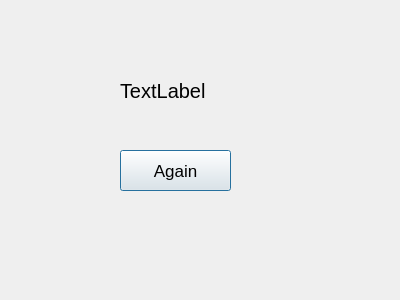
First picture: the form in HodaysMathQuizProject/HodaysMathQuizProject/scorescreen.ui, repository hoday/QtProjects, before the edit.
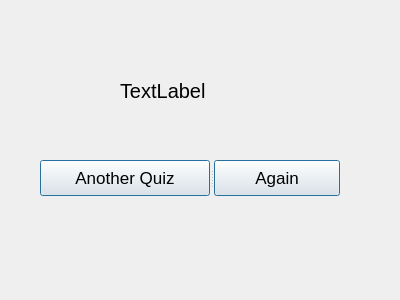
Second picture: the form after the edit.

Commit message: added quiz selection page and functionality.

The edit to the form file:
```diff
--- a/HodaysMathQuizProject/HodaysMathQuizProject/scorescreen.ui
+++ b/HodaysMathQuizProject/HodaysMathQuizProject/scorescreen.ui
@@ -31,15 +31,35 @@
     <string>TextLabel</string>
    </property>
   </widget>
-  <widget class="QPushButton" name="againPushButton">
+  <widget class="QSplitter" name="splitter">
    <property name="geometry">
     <rect>
-     <x>120</x>
-     <y>150</y>
-     <width>111</width>
-     <height>41</height>
+     <x>40</x>
+     <y>160</y>
+     <width>300</width>
+     <height>36</height>
     </rect>
    </property>
+   <property name="orientation">
+    <enum>Qt::Horizontal</enum>
+   </property>
+   <widget class="QPushButton" name="selectOtherQuizPushButton">
+    <property name="font">
+     <font>
+      <pointsize>13</pointsize>
+     </font>
+    </property>
+    <property name="text">
+     <string>Another Quiz</string>
+    </property>
+    <property name="autoDefault">
+     <bool>true</bool>
+    </property>
+    <property name="default">
+     <bool>true</bool>
+    </property>
+   </widget>
+   <widget class="QPushButton" name="againPushButton">
    <property name="font">
     <font>
      <pointsize>13</pointsize>
@@ -54,6 +74,7 @@
    <property name="default">
     <bool>true</bool>
    </property>
+   </widget>
   </widget>
  </widget>
  <resources/>
```
Lines whose indentation alone changed are shown as unchanged. The commit also changes 16 other files.
